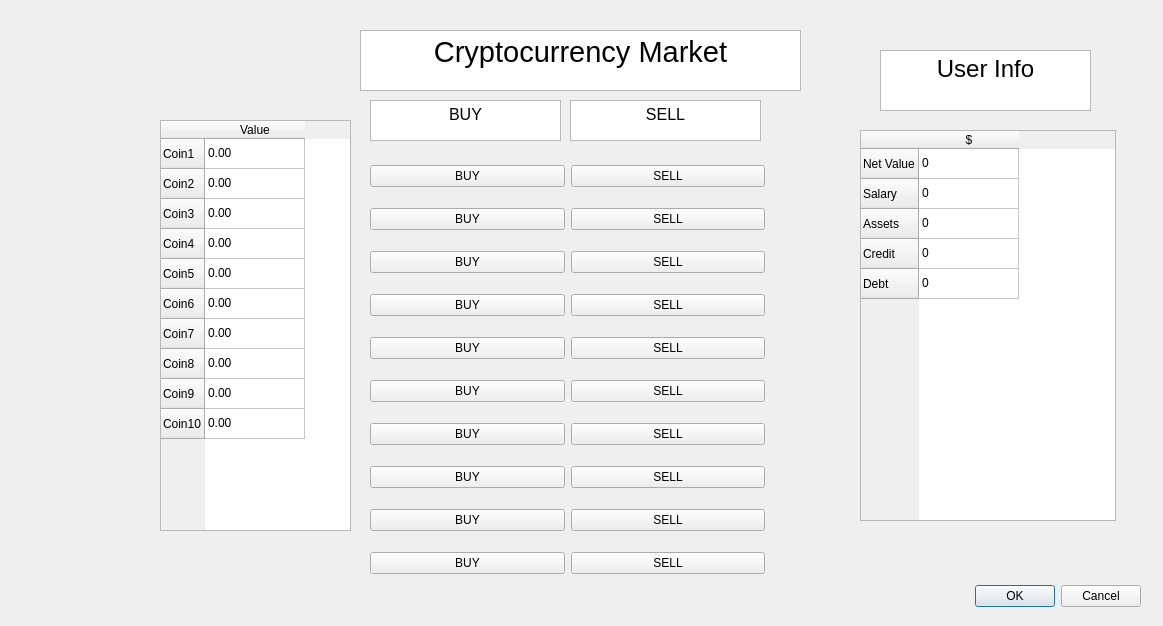
This is GameWindowScreen/cryptocurrencymarket.ui in sj43/hackricecryptogame as Qt 5 draws it before an edit. The edited form follows.
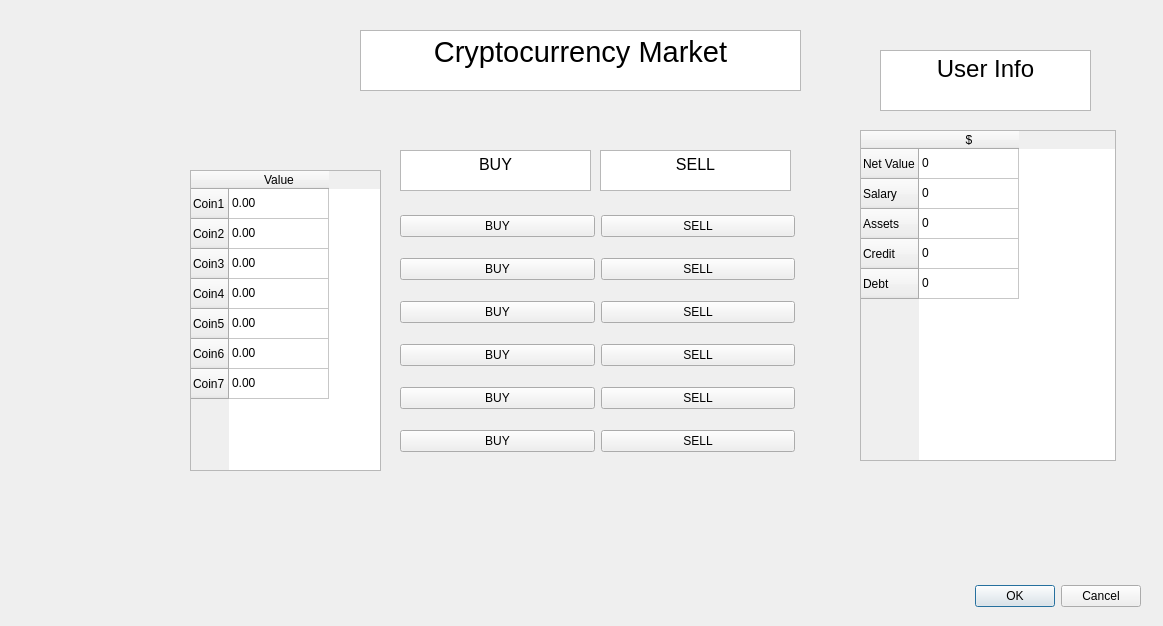
This is the edited form.

Patch:
```diff
--- a/GameWindowScreen/cryptocurrencymarket.ui
+++ b/GameWindowScreen/cryptocurrencymarket.ui
@@ -32,10 +32,10 @@
   <widget class="QTableWidget" name="tableWidget">
    <property name="geometry">
     <rect>
-     <x>160</x>
-     <y>120</y>
+     <x>190</x>
+     <y>170</y>
      <width>191</width>
-     <height>411</height>
+     <height>301</height>
     </rect>
    </property>
    <row>
@@ -73,21 +73,6 @@
      <string>Coin7</string>
     </property>
    </row>
-   <row>
-    <property name="text">
-     <string>Coin8</string>
-    </property>
-   </row>
-   <row>
-    <property name="text">
-     <string>Coin9</string>
-    </property>
-   </row>
-   <row>
-    <property name="text">
-     <string>Coin10</string>
-    </property>
-   </row>
    <column>
     <property name="text">
      <string>Value</string>
@@ -128,83 +113,19 @@
      <string>0.00</string>
     </property>
    </item>
-   <item row="7" column="0">
-    <property name="text">
-     <string>0.00</string>
-    </property>
-   </item>
-   <item row="8" column="0">
-    <property name="text">
-     <string>0.00</string>
-    </property>
-   </item>
-   <item row="9" column="0">
-    <property name="text">
-     <string>0.00</string>
-    </property>
-   </item>
   </widget>
   <widget class="QWidget" name="gridLayoutWidget">
    <property name="geometry">
     <rect>
-     <x>370</x>
-     <y>150</y>
+     <x>400</x>
+     <y>200</y>
      <width>395</width>
-     <height>439</height>
+     <height>271</height>
     </rect>
    </property>
    <layout class="QGridLayout" name="gridLayout">
-    <item row="6" column="0">
-     <widget class="QPushButton" name="pushButton_13">
-      <property name="text">
-       <string>BUY</string>
-      </property>
-     </widget>
-    </item>
-    <item row="2" column="1">
-     <widget class="QPushButton" name="pushButton_7">
-      <property name="text">
-       <string>SELL</string>
-      </property>
-     </widget>
-    </item>
-    <item row="0" column="1">
-     <widget class="QPushButton" name="pushButton_2">
-      <property name="text">
-       <string>SELL</string>
-      </property>
-     </widget>
-    </item>
-    <item row="8" column="1">
-     <widget class="QPushButton" name="pushButton_16">
-      <property name="text">
-       <string>SELL</string>
-      </property>
-     </widget>
-    </item>
-    <item row="9" column="0">
-     <widget class="QPushButton" name="pushButton_19">
-      <property name="text">
-       <string>BUY</string>
-      </property>
-     </widget>
-    </item>
     <item row="3" column="0">
-     <widget class="QPushButton" name="pushButton_6">
-      <property name="text">
-       <string>BUY</string>
-      </property>
-     </widget>
-    </item>
-    <item row="7" column="1">
-     <widget class="QPushButton" name="pushButton_18">
-      <property name="text">
-       <string>SELL</string>
-      </property>
-     </widget>
-    </item>
-    <item row="7" column="0">
-     <widget class="QPushButton" name="pushButton_17">
+     <widget class="QPushButton" name="BuyCoin4Button">
       <property name="text">
        <string>BUY</string>
       </property>
@@ -217,34 +138,6 @@
       </property>
      </widget>
     </item>
-    <item row="8" column="0">
-     <widget class="QPushButton" name="pushButton_15">
-      <property name="text">
-       <string>BUY</string>
-      </property>
-     </widget>
-    </item>
-    <item row="9" column="1">
-     <widget class="QPushButton" name="pushButton_20">
-      <property name="text">
-       <string>SELL</string>
-      </property>
-     </widget>
-    </item>
-    <item row="6" column="1">
-     <widget class="QPushButton" name="pushButton_14">
-      <property name="text">
-       <string>SELL</string>
-      </property>
-     </widget>
-    </item>
-    <item row="5" column="0">
-     <widget class="QPushButton" name="pushButton_11">
-      <property name="text">
-       <string>BUY</string>
-      </property>
-     </widget>
-    </item>
     <item row="4" column="0">
      <widget class="QPushButton" name="pushButton_9">
       <property name="text">
@@ -259,8 +152,29 @@
       </property>
      </widget>
     </item>
+    <item row="1" column="0">
+     <widget class="QPushButton" name="BuyCoin2Button">
+      <property name="text">
+       <string>BUY</string>
+      </property>
+     </widget>
+    </item>
     <item row="2" column="0">
-     <widget class="QPushButton" name="pushButton_5">
+     <widget class="QPushButton" name="BuyCoin3Button">
+      <property name="text">
+       <string>BUY</string>
+      </property>
+     </widget>
+    </item>
+    <item row="0" column="1">
+     <widget class="QPushButton" name="SellCoin1Button">
+      <property name="text">
+       <string>SELL</string>
+      </property>
+     </widget>
+    </item>
+    <item row="5" column="0">
+     <widget class="QPushButton" name="BuyCoin6Button">
       <property name="text">
        <string>BUY</string>
       </property>
@@ -287,10 +201,10 @@
       </property>
      </widget>
     </item>
-    <item row="1" column="0">
-     <widget class="QPushButton" name="pushButton_3">
+    <item row="2" column="1">
+     <widget class="QPushButton" name="SellCoin3Button">
       <property name="text">
-       <string>BUY</string>
+       <string>SELL</string>
       </property>
      </widget>
     </item>
@@ -302,7 +216,7 @@
      <x>860</x>
      <y>130</y>
      <width>256</width>
-     <height>391</height>
+     <height>331</height>
     </rect>
    </property>
    <row>
@@ -381,8 +295,8 @@
   <widget class="QTextBrowser" name="textBrowser_2">
    <property name="geometry">
     <rect>
-     <x>370</x>
-     <y>100</y>
+     <x>400</x>
+     <y>150</y>
      <width>191</width>
      <height>41</height>
     </rect>
@@ -398,8 +312,8 @@
   <widget class="QTextBrowser" name="textBrowser_3">
    <property name="geometry">
     <rect>
-     <x>570</x>
-     <y>100</y>
+     <x>600</x>
+     <y>150</y>
      <width>191</width>
      <height>41</height>
     </rect>
```
Left out of the diff: 12 changed lines with no effect on the pictures.
